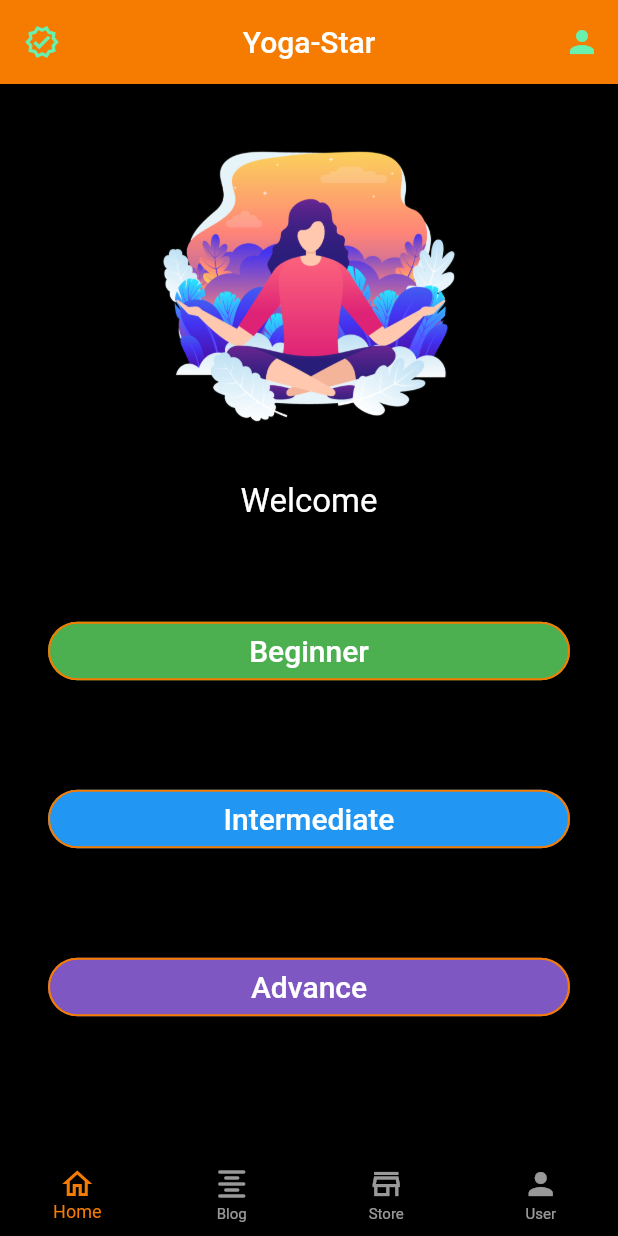
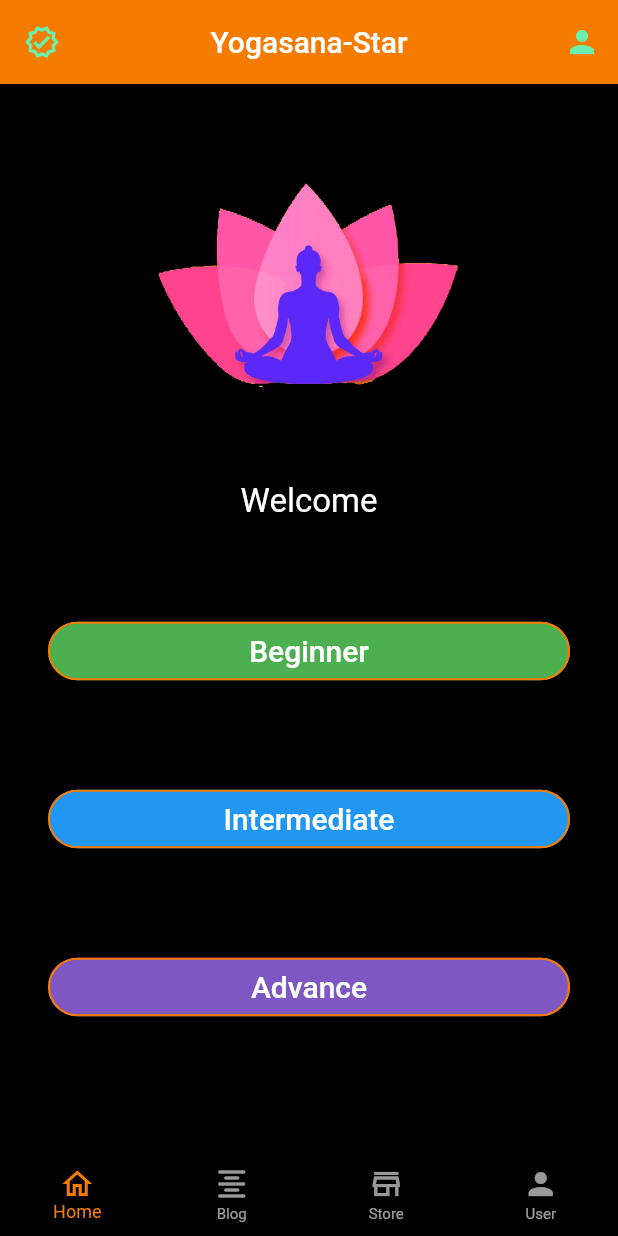
Before and after one commit to praveentakpuriya/Yogasan-Star, a Flutter app: the MyHomePage screen opened directly, on a phone screen of 412 x 824 dp. Run offline on Flutter 3.47's test engine with Material 2 defaults, Android fonts, the light colour scheme and no system bars; our stand-ins replace camera, cloud_firestore, firebase_auth, firebase_storage, flutter_swiper, image_picker and 2 more; missing offline and left inert: tflite; accounts and stored records are empty.

Commit message:
Image Update

```diff
--- a/lib/home.dart
+++ b/lib/home.dart
@@ -77,7 +77,7 @@ class _MyHomePageState extends State<MyHomePage> {
       appBar: AppBar(
         automaticallyImplyLeading: false,
         backgroundColor: Colors.orange[700],
-        title: Text('Yoga-Star'),
+        title: Text('Yogasana-Star'),
         centerTitle: true,
         leading: GestureDetector(
           onTap: () {},
```
Also changed, not shown: assets/images/yoga1.png, assets/poses/Sukhasana.png, pubspec.lock, 5 other files.
